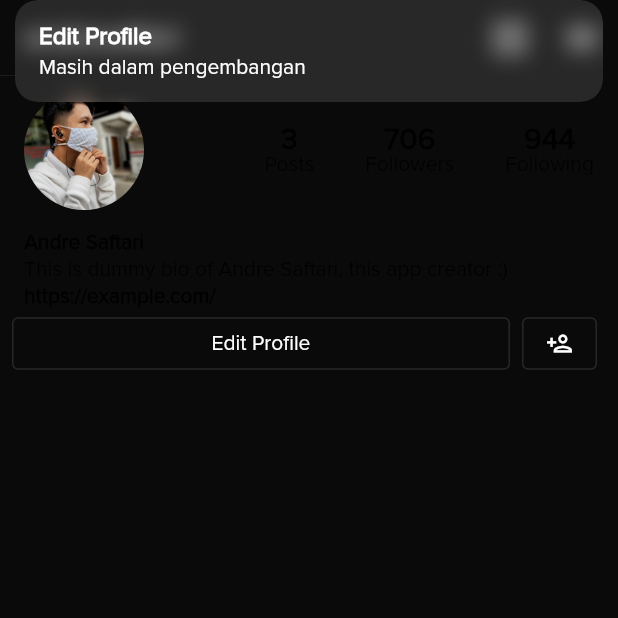
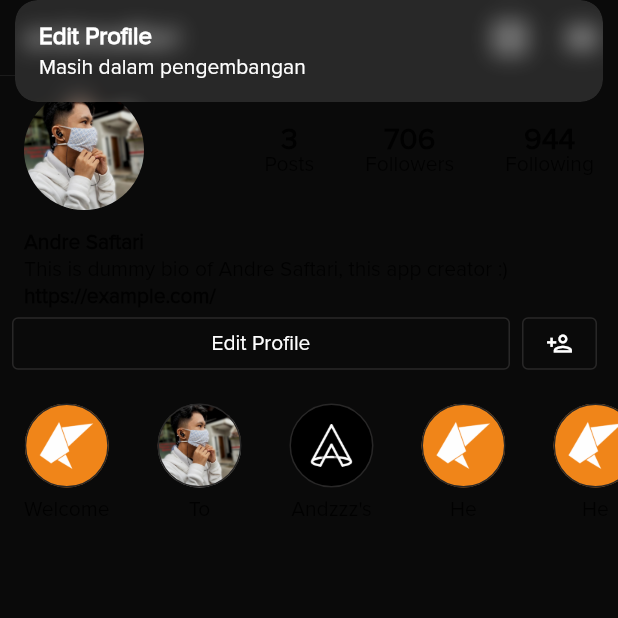
Before and after one commit to andresaftari/instagram_clone, a Flutter app: the ProfilePageViews screen opened directly, after a tap on "Edit Profile", on a phone screen of 412 x 824 dp, the top half of it. Run offline on Flutter 3.47's test engine with Material 2 defaults, Android fonts, the phone set to English and light mode, and no system bars; our stand-ins replace get, google_fonts, persistent_bottom_nav_bar; network calls fail.

Commit message:
Add profile highlights

```diff
--- a/lib/data/domain/client/profile_client.dart
+++ b/lib/data/domain/client/profile_client.dart
@@ -14,6 +14,7 @@ class ProfileClient {
         isIGTV: false,
         isSlideshows: false,
       );
+
       var _dummy2 = ProfileFeeds(
         id: 2,
         imageURL: '',
@@ -23,6 +24,7 @@ class ProfileClient {
         isIGTV: false,
         isSlideshows: false,
       );
+
       var _dummy3 = ProfileFeeds(
         id: 3,
         imageURL: '',
@@ -32,6 +34,7 @@ class ProfileClient {
         isIGTV: true,
         isSlideshows: false,
       );
+
       var _dummy4 = ProfileFeeds(
         id: 4,
         imageURL: '',
@@ -59,23 +62,46 @@ class ProfileClient {
     try {
       var _dummy1 = ProfileHighlights(
         id: 1,
-        thumbnail: '',
+        thumbnail: 'assets/images/chevalier.png',
         title: 'Welcome',
       );
+
       var _dummy2 = ProfileHighlights(
         id: 2,
-        thumbnail: '',
+        thumbnail: 'assets/images/andre.png',
         title: 'To',
       );
+
       var _dummy3 = ProfileHighlights(
         id: 3,
-        thumbnail: '',
+        thumbnail: 'assets/images/prism-a.png',
         title: 'Andzzz\'s',
+      );
+
+      var _dummy4 = ProfileHighlights(
+        id: 4,
+        thumbnail: 'assets/images/chevalier.png',
+        title: 'He',
+      );
+
+      var _dummy5 = ProfileHighlights(
+        id: 5,
+        thumbnail: 'assets/images/chevalier.png',
+        title: 'He',
+      );
+
+      var _dummy6 = ProfileHighlights(
+        id: 6,
+        thumbnail: 'assets/images/chevalier.png',
+        title: 'He',
       );
 
       listProfileHighlights.add(_dummy1);
       listProfileHighlights.add(_dummy2);
       listProfileHighlights.add(_dummy3);
+      listProfileHighlights.add(_dummy4);
+      listProfileHighlights.add(_dummy5);
+      listProfileHighlights.add(_dummy6);
     } catch (e) {
       print(e.toString());
     }
--- a/lib/data/domain/repository/reels_repository.dart
+++ b/lib/data/domain/repository/reels_repository.dart
@@ -2,4 +2,6 @@ import 'package:instagram_clone/data/domain/client/reels_client.dart';
 
 class ReelsRepository {
   final ReelsClient _reelsClient = ReelsClient();
+
+
 }
--- a/lib/view/pages.dart
+++ b/lib/view/pages.dart
@@ -3,6 +3,7 @@ import 'package:flutter_staggered_grid_view/flutter_staggered_grid_view.dart';
 import 'package:get/get.dart';
 import 'package:instagram_clone/data/domain/controller/discovery_controller.dart';
 import 'package:instagram_clone/data/domain/controller/home_controller.dart';
+import 'package:instagram_clone/data/domain/controller/profile_controller.dart';
 import 'package:instagram_clone/models/discovery.dart';
 import 'package:instagram_clone/models/feeds.dart';
 import 'package:instagram_clone/models/story.dart';
@@ -14,7 +15,9 @@ import 'package:instagram_clone/view/discovery/widgets/discovery_card.dart';
 import 'package:instagram_clone/view/discovery/widgets/search_views.dart';
 import 'package:instagram_clone/view/home/widgets/feeds_card.dart';
 import 'package:instagram_clone/view/home/widgets/user_story_card.dart';
+import 'package:instagram_clone/view/profile/widgets/profile_highlights_card.dart';
 
+part 'home/home_views.dart';
 part 'discovery/discovery_views.dart';
-part 'home/home_views.dart';
+part 'reels/reels_views.dart';
 part 'profile/profile_views.dart';
--- a/lib/view/profile/profile_views.dart
+++ b/lib/view/profile/profile_views.dart
@@ -16,6 +16,16 @@ class ProfilePageViews extends StatefulWidget {
 }
 
 class _ProfilePageViewsState extends State<ProfilePageViews> {
+  final ProfileController _profileController = Get.find();
+
+  late Future listHighlight;
+
+  @override
+  void initState() {
+    listHighlight = _profileController.getHighlight();
+    super.initState();
+  }
+
   @override
   Widget build(BuildContext context) {
     return Scaffold(
@@ -28,6 +38,7 @@ class _ProfilePageViewsState extends State<ProfilePageViews> {
           buildProfileData(),
           buildDummyProfileBio(),
           editProfileAction(),
+          buildProfileHighlight(),
         ],
       ),
     );
@@ -187,4 +198,58 @@ class _ProfilePageViewsState extends State<ProfilePageViews> {
       ),
     );
   }
+
+  Container buildProfileHighlight() {
+    return Container(
+      width: MediaQuery.of(context).size.width,
+      height: 120,
+      child: FutureBuilder<dynamic>(
+        future: listHighlight,
+        builder: (context, snapshot) {
+          if (snapshot.hasData) {
+            var highlightList = snapshot.data!;
+
+            return ListView.builder(
+              shrinkWrap: true,
+              itemCount: highlightList.length,
+              scrollDirection: Axis.horizontal,
+              itemBuilder: (context, i) {
+                if (i < highlightList.length - 1) {
+                  return ProfileHighlightCard(
+                    title: highlightList[i].title,
+                    thumbnail: highlightList[i].thumbnail,
+                  );
+                } else {
+                  return Column(
+                    children: [
+                      Container(
+                        margin: EdgeInsets.only(top: 16),
+                        width: 56,
+                        height: 56,
+                        decoration: BoxDecoration(
+                          shape: BoxShape.circle,
+                          border: Border.all(color: actionFillColor),
+                          image: DecorationImage(
+                            image: AssetImage('assets/images/icon_add.png'),
+                            colorFilter: ColorFilter.mode(
+                              Colors.black,
+                              BlendMode.luminosity,
+                            ),
+                          ),
+                        ),
+                      ),
+                      SizedBox(height: 8),
+                      Text('New', style: TextStyle(fontSize: 14)),
+                    ],
+                  );
+                }
+              },
+            );
+          } else {
+            return Container();
+          }
+        },
+      ),
+    );
+  }
 }
--- a/lib/view/profile/widgets/profile_highlights_card.dart
+++ b/lib/view/profile/widgets/profile_highlights_card.dart
@@ -0,0 +1,42 @@
+import 'package:flutter/material.dart';
+import 'package:instagram_clone/themes/theme_color.dart';
+
+class ProfileHighlightCard extends StatefulWidget {
+  final String title, thumbnail;
+
+  const ProfileHighlightCard({
+    Key? key,
+    required this.title,
+    required this.thumbnail,
+  }) : super(key: key);
+
+  @override
+  _ProfileHighlightCardState createState() => _ProfileHighlightCardState();
+}
+
+class _ProfileHighlightCardState extends State<ProfileHighlightCard> {
+  @override
+  Widget build(BuildContext context) {
+    return Container(
+      margin: EdgeInsets.all(16),
+      child: Column(
+        children: [
+          Container(
+            width: 56,
+            height: 56,
+            decoration: BoxDecoration(
+              shape: BoxShape.circle,
+              border: Border.all(color: actionFillColor),
+              image: DecorationImage(
+                fit: BoxFit.cover,
+                image: AssetImage(widget.thumbnail),
+              ),
+            ),
+          ),
+          SizedBox(height: 8),
+          Text('${widget.title}', style: TextStyle(fontSize: 14)),
+        ],
+      ),
+    );
+  }
+}
--- a/lib/view/reels/reels_views.dart
+++ b/lib/view/reels/reels_views.dart
@@ -0,0 +1 @@
+part of '../pages.dart';
```
Also changed, not shown: lib/data/domain/client/reels_client.dart (+44 -0 lines), lib/models/reels.dart (added, +19 -0 lines), lib/view/profile/widgets/profile_highlights.dart (deleted, +0 -25 lines), assets/images/icon_add.png (added), pubspec.lock.
